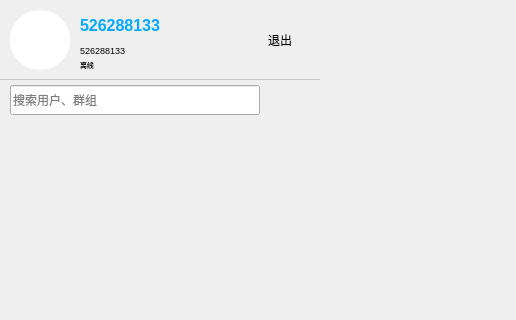
Before: the Qt Designer form mainscene.ui in ShortFlier/MiniChat_client, drawn with Qt 5; both pictures show x 0 to 516 and y 0 to 320 of the 700 by 600 pixel window.
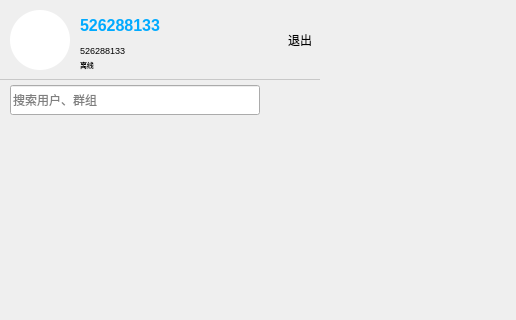
After: the same form once the commit is applied.

What changed in the file:
```diff
--- a/mainscene.ui
+++ b/mainscene.ui
@@ -120,7 +120,7 @@
     <widget class="QWidget" name="widget_3" native="true">
      <property name="geometry">
       <rect>
-       <x>260</x>
+       <x>280</x>
        <y>10</y>
        <width>41</width>
        <height>61</height>
@@ -146,6 +146,25 @@
       </property>
      </widget>
     </widget>
+    <widget class="QPushButton" name="notify">
+     <property name="geometry">
+      <rect>
+       <x>232</x>
+       <y>15</y>
+       <width>45</width>
+       <height>45</height>
+      </rect>
+     </property>
+     <property name="cursor">
+      <cursorShape>PointingHandCursor</cursorShape>
+     </property>
+     <property name="styleSheet">
+      <string notr="true">border:none;</string>
+     </property>
+     <property name="text">
+      <string/>
+     </property>
+    </widget>
    </widget>
    <widget class="QWidget" name="widget_4" native="true">
     <property name="geometry">
```
